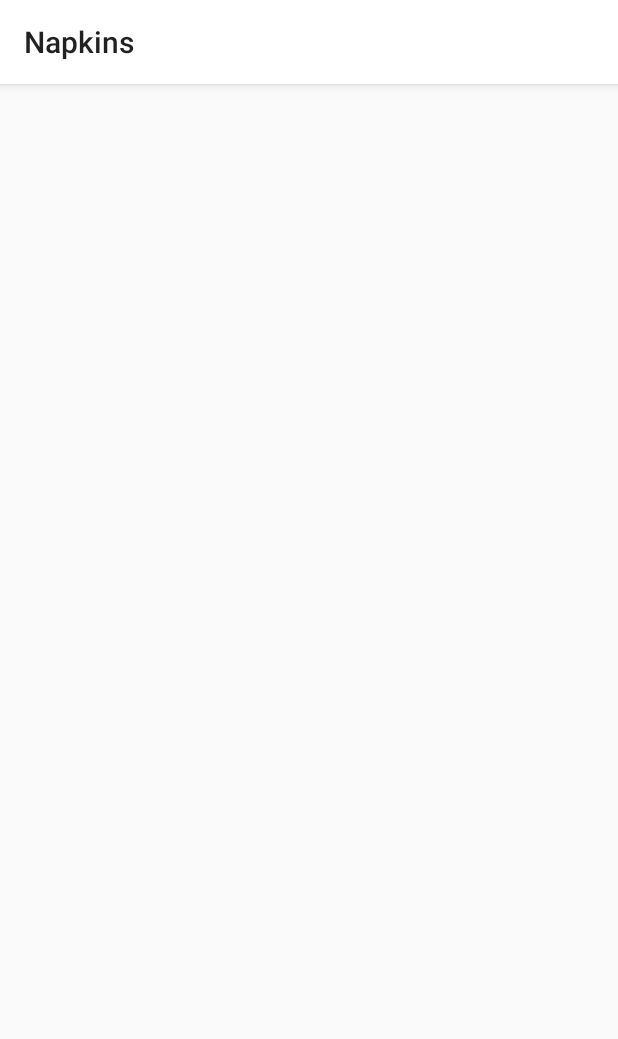
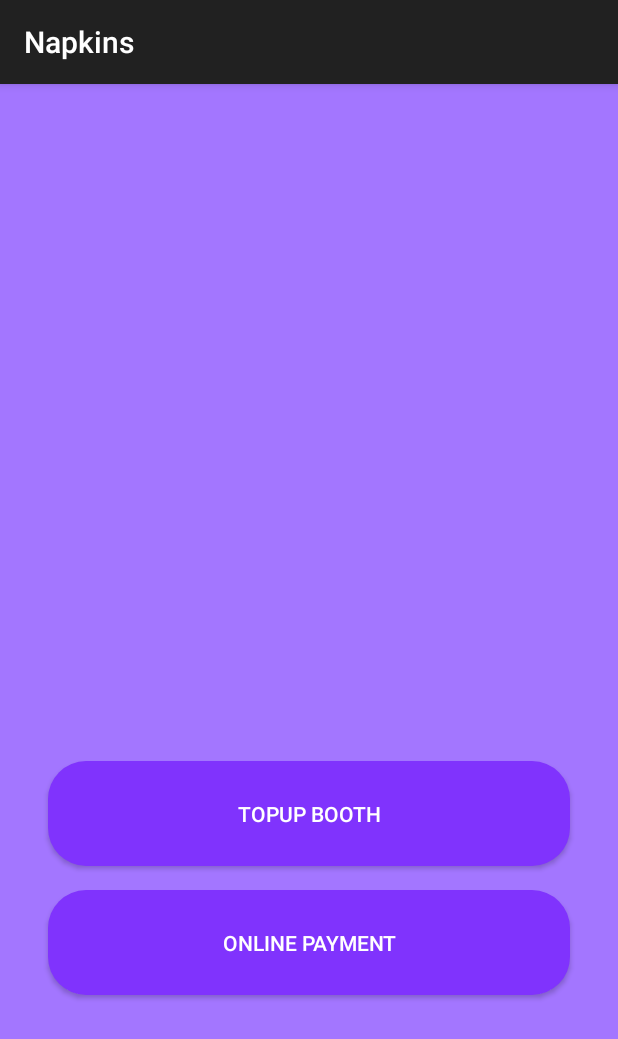
Before and after one commit to kamaljohnson/rit-sanitary-napkins-soft, an Android app: the WalletTopUpActivity screen opened directly, with no data from a screen before it, on a phone screen of 412 x 824 dp. Shown: the top 1039 px of the screen. Run offline under Robolectric (Android 15) with nearby library versions, the light colour scheme and no system bars.

```diff
--- a/rit-sanitary-napkins-soft/app/build.gradle
+++ b/rit-sanitary-napkins-soft/app/build.gradle
@@ -42,6 +42,8 @@ dependencies {
     implementation 'com.google.firebase:firebase-storage:16.1.0'
     implementation 'com.google.firebase:firebase-database:16.1.0'
 
+    implementation 'com.journeyapps:zxing-android-embedded:3.6.0'
+
 }
 
 apply plugin: 'com.google.gms.google-services'
--- a/rit-sanitary-napkins-soft/app/src/main/AndroidManifest.xml
+++ b/rit-sanitary-napkins-soft/app/src/main/AndroidManifest.xml
@@ -10,7 +10,9 @@
             android:label="@string/app_name"
             android:roundIcon="@mipmap/ic_launcher_round"
             android:supportsRtl="true"
-            android:theme="@style/AppTheme">
+            android:theme="@style/Theme.AppCompat">
+        <activity android:name=".UserQRCodeActivity">
+        </activity>
         <activity android:name=".HomeActivity">
         </activity>
         <activity android:name=".WalletTopUpActivity">
--- a/rit-sanitary-napkins-soft/app/src/main/java/com/xborggames/ivending/LoginActivity.kt
+++ b/rit-sanitary-napkins-soft/app/src/main/java/com/xborggames/ivending/LoginActivity.kt
@@ -9,6 +9,7 @@ import android.widget.Toast
 import com.google.firebase.auth.FirebaseAuth
 import com.google.firebase.database.FirebaseDatabase
 import kotlinx.android.synthetic.main.activity_login.*
+import java.io.FileOutputStream
 
 @Suppress("UNREACHABLE_CODE")
 class LoginActivity : AppCompatActivity() {
@@ -62,7 +63,6 @@ class LoginActivity : AppCompatActivity() {
             .addOnFailureListener {
                 Toast.makeText(this, "there was an error in saving the data to the cloud", Toast.LENGTH_SHORT).show()
             }
-
     }
 }
 
--- a/rit-sanitary-napkins-soft/app/src/main/java/com/xborggames/ivending/WalletTopUpActivity.kt
+++ b/rit-sanitary-napkins-soft/app/src/main/java/com/xborggames/ivending/WalletTopUpActivity.kt
@@ -1,12 +1,21 @@
 package com.xborggames.ivending
 
+import android.content.Intent
 import android.support.v7.app.AppCompatActivity
 import android.os.Bundle
+import android.widget.Toast
+import kotlinx.android.synthetic.main.activity_wallet_top_up.*
 
 class WalletTopUpActivity : AppCompatActivity() {
 
     override fun onCreate(savedInstanceState: Bundle?) {
         super.onCreate(savedInstanceState)
         setContentView(R.layout.activity_wallet_top_up)
+
+        topup_booth_button.setOnClickListener {
+            Toast.makeText(this, "the button is pressed", Toast.LENGTH_SHORT).show()
+            val intent = Intent(this, UserQRCodeActivity::class.java)
+            startActivity(intent)
+        }
     }
 }
--- a/rit-sanitary-napkins-soft/app/src/main/res/layout/activity_home.xml
+++ b/rit-sanitary-napkins-soft/app/src/main/res/layout/activity_home.xml
@@ -32,7 +32,7 @@
     <Button
             android:text="Top Up Wallet"
             android:layout_width="0dp"
-            android:layout_height="50dp"
+            android:layout_height="70dp"
             android:id="@+id/topup_button"
             app:layout_constraintEnd_toEndOf="@+id/purchase_button"
             app:layout_constraintStart_toStartOf="@+id/purchase_button"
@@ -44,7 +44,7 @@
     <Button
             android:text="Purchase Item"
             android:layout_width="0dp"
-            android:layout_height="50dp"
+            android:layout_height="70dp"
             android:id="@+id/purchase_button"
             app:layout_constraintEnd_toEndOf="parent"
             android:layout_marginEnd="32dp" android:layout_marginRight="32dp"
@@ -52,6 +52,6 @@
             android:textColor="@color/colorPrimary"
             android:fontFamily="sans-serif"
             app:layout_constraintStart_toStartOf="parent" android:layout_marginLeft="32dp"
-            android:layout_marginStart="32dp" android:layout_marginTop="32dp"
+            android:layout_marginStart="32dp" android:layout_marginTop="16dp"
             app:layout_constraintTop_toBottomOf="@+id/topup_button"/>
 </android.support.constraint.ConstraintLayout>
--- a/rit-sanitary-napkins-soft/app/src/main/res/layout/activity_qrcode_scanner.xml
+++ b/rit-sanitary-napkins-soft/app/src/main/res/layout/activity_qrcode_scanner.xml
@@ -5,6 +5,7 @@
         xmlns:app="http://schemas.android.com/apk/res-auto"
         android:layout_width="match_parent"
         android:layout_height="match_parent"
+        android:background="@color/colorAccent"
         tools:context=".QRCodeScanner">
 
     <SurfaceView
--- a/rit-sanitary-napkins-soft/app/src/main/res/layout/activity_wallet_top_up.xml
+++ b/rit-sanitary-napkins-soft/app/src/main/res/layout/activity_wallet_top_up.xml
@@ -5,4 +5,26 @@
         xmlns:app="http://schemas.android.com/apk/res-auto"
         android:layout_width="match_parent"
         android:layout_height="match_parent"
-        tools:context=".WalletTopUpActivity"/>
+        android:background="@color/colorAccent"
+        tools:context=".WalletTopUpActivity">
+    <Button
+            android:text="topup booth"
+            android:layout_width="0dp"
+            android:layout_height="70dp"
+            android:id="@+id/topup_booth_button" app:layout_constraintEnd_toEndOf="parent" android:layout_marginEnd="32dp"
+            android:layout_marginRight="32dp" app:layout_constraintStart_toStartOf="parent"
+            android:layout_marginLeft="32dp" android:layout_marginStart="32dp" android:layout_marginTop="8dp"
+            app:layout_constraintTop_toTopOf="parent" android:layout_marginBottom="8dp"
+            android:background="@drawable/rounded_button"
+            android:textColor="@color/colorPrimary"
+            app:layout_constraintBottom_toBottomOf="parent" app:layout_constraintVertical_bias="0.65"/>
+    <Button
+            android:text="Online Payment"
+            android:background="@drawable/rounded_button"
+            android:textColor="@color/colorPrimary"
+            android:layout_width="0dp"
+            android:layout_height="70dp"
+            android:id="@+id/online_payment_button" android:layout_marginTop="16dp"
+            app:layout_constraintTop_toBottomOf="@+id/topup_booth_button" app:layout_constraintEnd_toEndOf="@+id/topup_booth_button"
+            app:layout_constraintStart_toStartOf="@+id/topup_booth_button"/>
+</android.support.constraint.ConstraintLayout>
```
Also changed, not shown: rit-sanitary-napkins-soft/app/src/main/java/com/xborggames/ivending/HomeActivity.kt (+13 -4 lines), rit-sanitary-napkins-soft/app/src/main/java/com/xborggames/ivending/MainActivity.kt (+20 -2 lines), rit-sanitary-napkins-soft/app/src/main/java/com/xborggames/ivending/UserQRCodeActivity.kt (added, +22 -0 lines), rit-sanitary-napkins-soft/app/src/main/res/layout/activity_login.xml (+5 -2 lines), rit-sanitary-napkins-soft/app/src/main/res/layout/activity_main.xml (+7 -5 lines), rit-sanitary-napkins-soft/app/src/main/res/layout/activity_user_qrcode.xml (added, +20 -0 lines).
